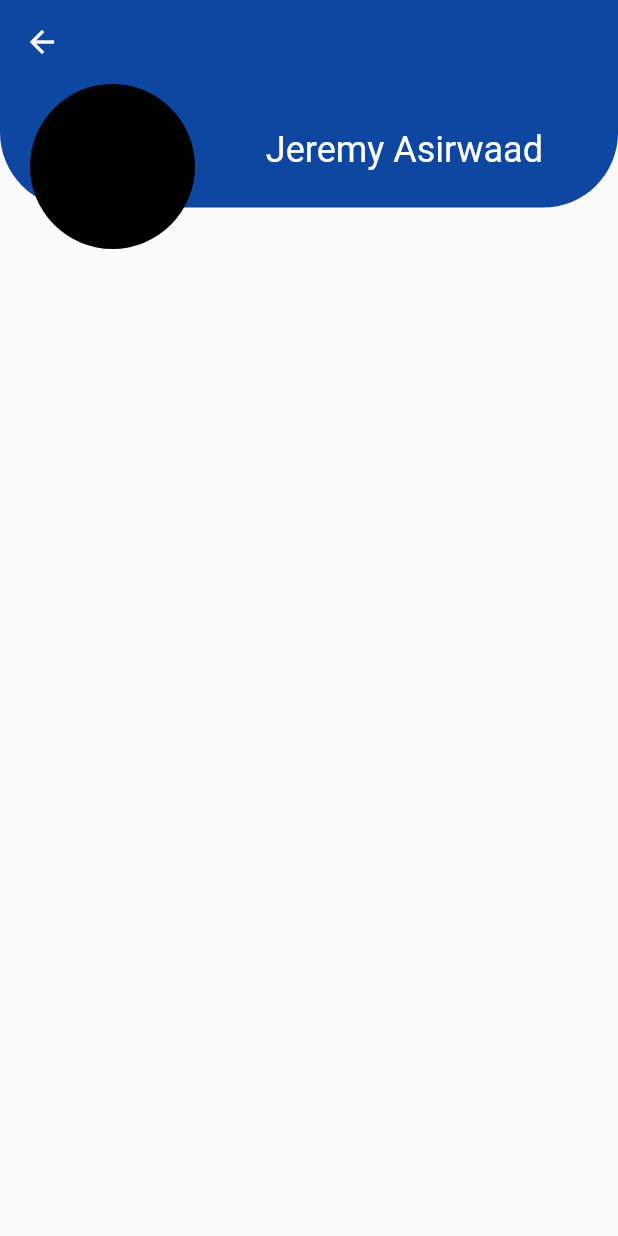
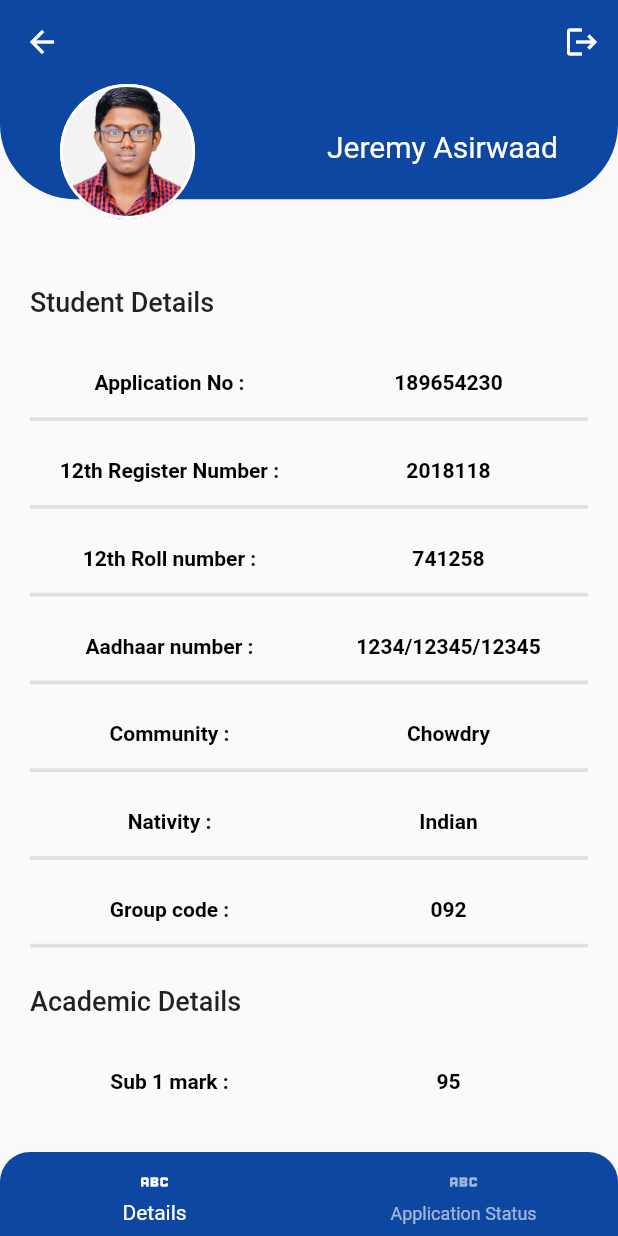
Before and after one commit to jeremyasirwaad/tneav2, a Flutter app: the dashboard screen opened directly, on a phone screen of 412 x 824 dp. Run offline on Flutter 3.47's test engine with Material 2 defaults, Android fonts, the phone set to English and light mode, and no system bars; our stand-ins replace google_fonts, page_transition.

Commit message:
added status and detailss page

```diff
--- a/lib/dashboard.dart
+++ b/lib/dashboard.dart
@@ -1,5 +1,9 @@
 import 'package:flutter/material.dart';
 import 'package:google_fonts/google_fonts.dart';
+import './model//listinfo.dart';
+import 'package:page_transition/page_transition.dart';
+import './login.dart';
+import './model/Statusinfo.dart';
 
 class dashboard extends StatefulWidget {
   @override
@@ -7,23 +11,53 @@ class dashboard extends StatefulWidget {
 }
 
 class _dashboardState extends State<dashboard> {
+  int _currentIndex = 0;
+  void onTabTapped(int index) {
+    setState(() {
+      _currentIndex = index;
+    });
+  }
+
   @override
   Widget build(BuildContext context) {
-    Size size = MediaQuery.of(context).size;
-
-    return Scaffold(
-        appBar: AppBar(
+    var appBar = AppBar(
       elevation: 0,
       backgroundColor: Colors.blue.shade900,
-        ),
+      actions: [
+        IconButton(
+            onPressed: () {
+              Navigator.pushReplacement(
+                  context,
+                  PageTransition(
+                      type: PageTransitionType.fade,
+                      alignment: Alignment.bottomCenter,
+                      child: loginpage()));
+            },
+            icon: Icon(Icons.logout))
+      ],
+    );
+
+    Size size = MediaQuery.of(context).size;
+    double hightofdev = size.height -
+        appBar.preferredSize.height -
+        MediaQuery.of(context).padding.top;
+
+    int _selectedpage = 0;
+
+    final _pageoptions = [
+      Detailspage(hightofdev: hightofdev),
+      Statuspage(hightofdev: hightofdev)
+    ];
+    return Scaffold(
+      appBar: appBar,
       body: Column(
         children: [
           Container(
-              height: size.height * 0.1 + 33,
+            height: hightofdev * 0.15,
             child: Stack(
               children: [
                 Container(
-                    height: size.height * 0.1,
+                  height: hightofdev * 0.1,
                   width: double.infinity,
                   decoration: BoxDecoration(
                       color: Colors.blue.shade900,
@@ -32,26 +66,153 @@ class _dashboardState extends State<dashboard> {
                           bottomRight: Radius.circular(50))),
                 ),
                 Positioned(
-                      left: 20,
+                    left: 40,
                     child: Container(
-                          height: 110,
-                          width: 110,
+                        height: 90,
+                        width: 90,
                         decoration: BoxDecoration(
+                            border: Border.all(width: 2, color: Colors.white),
                             shape: BoxShape.circle,
                             color: Colors.black,
-                          ))),
+                            image: DecorationImage(
+                                image: AssetImage("asserts/bankimg.jpeg"),
+                                fit: BoxFit.cover)))),
                 Positioned(
                     top: 30,
-                      right: 50,
+                    right: 40,
                     child: Container(
                       child: Text("Jeremy Asirwaad",
                           style: GoogleFonts.roboto(
-                                color: Colors.white, fontSize: 24)),
+                              color: Colors.white, fontSize: 20)),
                     ))
               ],
             ),
-            )
+          ),
+          // Detailspage(hightofdev: hightofdev)
+          _pageoptions[_currentIndex]
         ],
-        ));
+      ),
+      bottomNavigationBar: ClipRRect(
+        borderRadius: BorderRadius.only(
+            topLeft: Radius.circular(20), topRight: Radius.circular(20)),
+        child: BottomNavigationBar(
+          type: BottomNavigationBarType.fixed,
+          selectedItemColor: Colors.white,
+          unselectedItemColor: Colors.white60,
+          currentIndex: _currentIndex,
+          onTap: onTabTapped,
+          backgroundColor: Colors.blue.shade900,
+          items: [
+            BottomNavigationBarItem(
+                icon: Icon(Icons.abc_outlined), label: "Details"),
+            BottomNavigationBarItem(
+                icon: Icon(Icons.abc_outlined), label: "Application Status")
+          ],
+        ),
+      ),
+    );
   }
 }
+
+class Detailspage extends StatelessWidget {
+  const Detailspage({
+    Key? key,
+    required this.hightofdev,
+  }) : super(key: key);
+
+  final double hightofdev;
+
+  @override
+  Widget build(BuildContext context) {
+    return Padding(
+      padding: EdgeInsets.all(20),
+      child: Container(
+        width: double.infinity,
+        height: hightofdev * 0.75 - 30,
+        // decoration: BoxDecoration(color: Colors.black),
+        child: ListView(children: [
+          Text(
+            "Student Details",
+            style:
+                GoogleFonts.roboto(fontWeight: FontWeight.w500, fontSize: 18),
+          ),
+          SizedBox(
+            height: 35,
+          ),
+          listinfo("Application No", 189654230, false),
+          listinfo("12th Register Number", 2018118, false),
+          listinfo("12th Roll number", 741258, false),
+          listinfo("Aadhaar number", "1234/12345/12345", false),
+          listinfo("Community", "Chowdry", false),
+          listinfo("Nativity", "Indian", false),
+          listinfo("Group code", "092", false),
+          Text(
+            "Academic Details",
+            style:
+                GoogleFonts.roboto(fontWeight: FontWeight.w500, fontSize: 18),
+          ),
+          SizedBox(
+            height: 35,
+          ),
+          listinfo("Sub 1 mark", "95", false),
+          listinfo("Sub 2 mark", "95", false),
+          listinfo("Sub 3 mark", "95", false),
+          listinfo("Cutoff", "189.5", false),
+          listinfo("Rank", "Not Yet Published", true),
+          Text(
+            "Special Reservation",
+            style:
+                GoogleFonts.roboto(fontWeight: FontWeight.w500, fontSize: 18),
+          ),
+          SizedBox(
+            height: 35,
+          ),
+          listinfo("Physically challenged", "No", false),
+          listinfo("Ex-servicemen", "No", false),
+          listinfo("Sports", "No", false),
+          listinfo("Studied in Government School", "No", false),
+        ]),
+      ),
+    );
+  }
+}
+
+class Statuspage extends StatelessWidget {
+  const Statuspage({
+    Key? key,
+    required this.hightofdev,
+  }) : super(key: key);
+
+  final double hightofdev;
+
+  @override
+  Widget build(BuildContext context) {
+    return Padding(
+      padding: EdgeInsets.all(20),
+      child: Container(
+        width: double.infinity,
+        height: hightofdev * 0.75 - 30,
+        // decoration: BoxDecoration(color: Colors.black),
+        child: ListView(children: [
+          Text(
+            "Application Status",
+            style:
+                GoogleFonts.roboto(fontWeight: FontWeight.w500, fontSize: 18),
+          ),
+          SizedBox(
+            height: 35,
+          ),
+          Statusinfo("Registration", "Completed", true),
+          Statusinfo("Certificate Verification", "Rejected", false),
+          Statusinfo("Tentative allotment", "Alloted", true),
+          Statusinfo("Tentative allotment confirmation status",
+              "Not Yet Confirmed", false),
+          Statusinfo("Tentative allotment confirmation chosen",
+              "Government College of Technology", true),
+          Statusinfo("Provisional allotment generated", "No", false),
+          Statusinfo("Joined college", "No", false),
+        ]),
+      ),
+    );
+  }
+}
--- /dev/null
+++ b/lib/model/listinfo.dart
@@ -0,0 +1,50 @@
+import 'package:flutter/material.dart';
+import 'package:google_fonts/google_fonts.dart';
+
+class listinfo extends StatelessWidget {
+  final data;
+  final title;
+  final important;
+  listinfo(this.title, this.data, this.important);
+  @override
+  Widget build(BuildContext context) {
+    return Container(
+      decoration: BoxDecoration(
+          border: Border(
+              bottom: BorderSide(width: 2.5, color: Colors.grey.shade300))),
+      margin: EdgeInsets.only(bottom: 25),
+      child: Row(
+        children: [
+          Expanded(
+            flex: 1,
+            child: Container(
+              padding: EdgeInsets.only(bottom: 15),
+              alignment: Alignment.center,
+              child: Text(
+                title + " :",
+                textAlign: TextAlign.center,
+                style: GoogleFonts.roboto(
+                    fontWeight: FontWeight.w600,
+                    color: (important ? Colors.red.shade400 : Colors.black)),
+              ),
+            ),
+          ),
+          Expanded(
+            flex: 1,
+            child: Container(
+              padding: EdgeInsets.only(bottom: 15),
+              alignment: Alignment.center,
+              child: Text(
+                data.toString(),
+                textAlign: TextAlign.center,
+                style: GoogleFonts.roboto(
+                    fontWeight: FontWeight.w600,
+                    color: (important ? Colors.red.shade400 : Colors.black)),
+              ),
+            ),
+          ),
+        ],
+      ),
+    );
+  }
+}
--- a/pubspec.yaml
+++ b/pubspec.yaml
@@ -60,6 +60,7 @@ flutter:
   # To add assets to your application, add an assets section, like this:
   assets:
     - asserts/logo.webp
+    - asserts/bankimg.jpeg
 
   # An image asset can refer to one or more resolution-specific "variants", see
   # https://flutter.dev/assets-and-images/#resolution-aware.
```
Also changed, not shown: lib/login.dart (+6 -1 lines), lib/main.dart (+7 -2 lines), lib/model/Statusinfo.dart (added, +50 -0 lines), asserts/bankimg.jpeg (added). Lines whose indentation alone changed are shown as unchanged.
